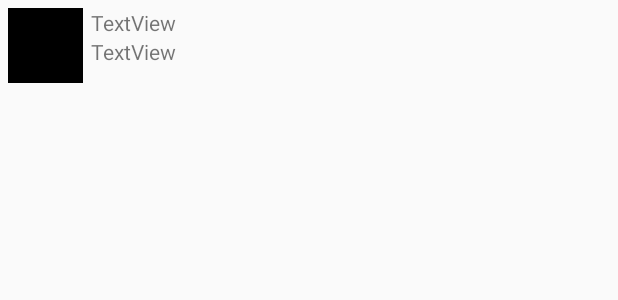
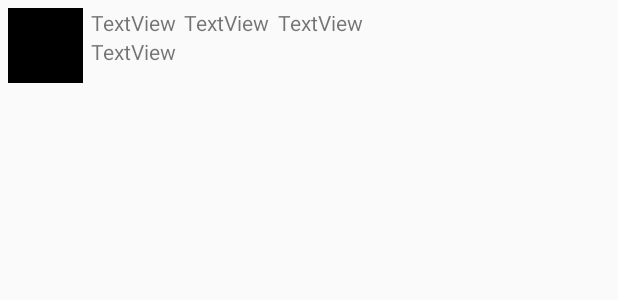
Before and after one commit to roopalkondepudi/Twitter, an Android app: the layout item_tweet.xml on its own in the app's theme, with its tools: preview values and no code run, on a phone screen of 412 x 824 dp. Shown: the top 300 px of the screen. Run offline under Robolectric (Android 15) with nearby library versions, the phone set to English and light mode, and no system bars.

Commit message:
added twitter handle and timeStamp to the XML files and the twitter idea

```diff
--- a/FBUTwitterClient/app/src/main/java/com/codepath/apps/restclienttemplate/models/Tweet.java
+++ b/FBUTwitterClient/app/src/main/java/com/codepath/apps/restclienttemplate/models/Tweet.java
@@ -16,6 +16,10 @@ public class Tweet
     public long uid; //database ID for the tweet
     public String createdAt;
     public User user;
+    public Tweet()
+    {
+
+    }
 
     //deserialize the JSON
     public static Tweet fromJSON(JSONObject jsonObject) throws JSONException {
@@ -26,7 +30,6 @@ public class Tweet
         tweet.uid = jsonObject.getLong("id");
         tweet.createdAt = jsonObject.getString("created_at");
         tweet.user = User.fromJSON(jsonObject.getJSONObject("user"));
-
         return tweet;
     }
 }
--- a/FBUTwitterClient/app/src/main/java/com/codepath/apps/restclienttemplate/models/User.java
+++ b/FBUTwitterClient/app/src/main/java/com/codepath/apps/restclienttemplate/models/User.java
@@ -22,9 +22,9 @@ public class User
         User user = new User();
 
         //get information from JSON object
-        user.name = jsonObject.getString("name");
+        user.name = jsonObject.getString("name"); //username
         user.uid = jsonObject.getLong("id");
-        user.screenName = jsonObject.getString("screen_name");
+        user.screenName = "@" + jsonObject.getString("screen_name"); //handle
         user.profileImageURL = jsonObject.getString("profile_image_url");
 
         return user;
--- a/FBUTwitterClient/app/src/main/res/layout/item_tweet.xml
+++ b/FBUTwitterClient/app/src/main/res/layout/item_tweet.xml
@@ -30,4 +30,23 @@
         android:layout_marginStart="5dp"
         android:layout_toEndOf="@+id/ivProfileImage"
         android:text="TextView" />
+
+    <TextView
+        android:id="@+id/tvHandle"
+        android:layout_width="wrap_content"
+        android:layout_height="wrap_content"
+        android:layout_alignParentTop="true"
+        android:layout_toEndOf="@+id/tvUsername"
+        android:text="TextView"
+        android:layout_marginLeft="5dp"/>
+
+    <TextView
+        android:id="@+id/tvTimeStamp"
+        android:layout_width="wrap_content"
+        android:layout_height="wrap_content"
+        android:layout_alignParentTop="true"
+        android:layout_toEndOf="@+id/tvHandle"
+        android:text="TextView"
+        android:layout_marginLeft="6dp"/>
+
 </RelativeLayout>
```
Also changed, not shown: FBUTwitterClient/app/src/main/java/com/codepath/apps/restclienttemplate/TimelineActivity.java (+28 -5 lines).
